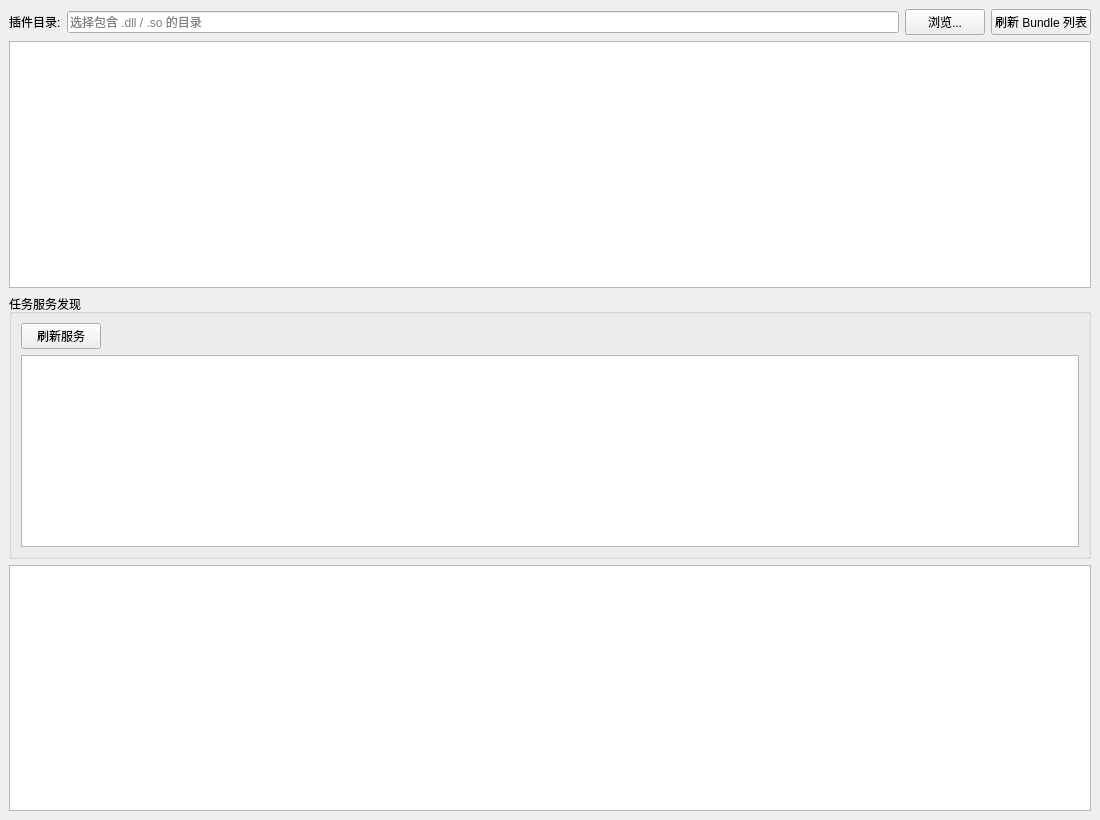
First picture: the form in host/MainWindow.ui, repository yansong1221/DEMO, before the edit.
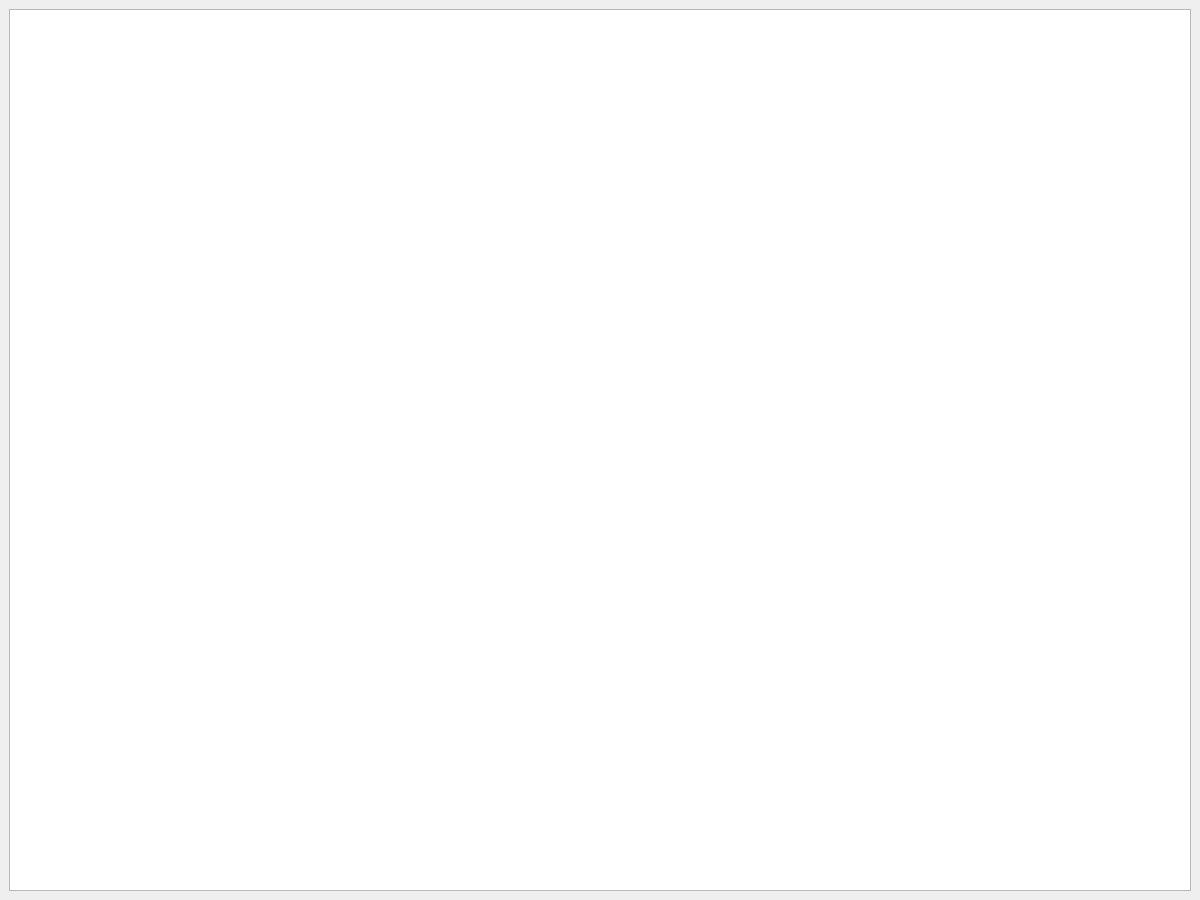
Second picture: the form after the edit.

The edit to the form file:
```diff
--- a/host/MainWindow.ui
+++ b/host/MainWindow.ui
@@ -6,8 +6,8 @@
    <rect>
     <x>0</x>
     <y>0</y>
-    <width>1100</width>
-    <height>820</height>
+    <width>1200</width>
+    <height>900</height>
    </rect>
   </property>
   <property name="windowTitle">
@@ -15,120 +15,6 @@
   </property>
   <widget class="QWidget" name="centralwidget">
    <layout class="QVBoxLayout" name="verticalLayout">
-    <item>
-     <layout class="QHBoxLayout" name="dirRowLayout">
-      <item>
-       <widget class="QLabel" name="label">
-        <property name="text">
-         <string>插件目录:</string>
-        </property>
-       </widget>
-      </item>
-      <item>
-       <widget class="QLineEdit" name="pluginDirEdit">
-        <property name="placeholderText">
-         <string>选择包含 .dll / .so 的目录</string>
-        </property>
-       </widget>
-      </item>
-      <item>
-       <widget class="QPushButton" name="browseDirBtn">
-        <property name="text">
-         <string>浏览...</string>
-        </property>
-       </widget>
-      </item>
-      <item>
-       <widget class="QPushButton" name="refreshListBtn">
-        <property name="text">
-         <string>刷新 Bundle 列表</string>
-        </property>
-       </widget>
-      </item>
-     </layout>
-    </item>
-    <item>
-     <widget class="QSplitter" name="bundleSplitter">
-      <property name="orientation">
-       <enum>Qt::Vertical</enum>
-      </property>
-      <widget class="QTableView" name="bundleView">
-       <property name="editTriggers">
-        <set>QAbstractItemView::NoEditTriggers</set>
-       </property>
-       <property name="alternatingRowColors">
-        <bool>true</bool>
-       </property>
-       <property name="selectionMode">
-        <enum>QAbstractItemView::NoSelection</enum>
-       </property>
-       <property name="selectionBehavior">
-        <enum>QAbstractItemView::SelectRows</enum>
-       </property>
-       <attribute name="verticalHeaderVisible">
-        <bool>false</bool>
-       </attribute>
-       <attribute name="verticalHeaderDefaultSectionSize">
-        <number>30</number>
-       </attribute>
-      </widget>
-     </widget>
-    </item>
-    <item>
-     <widget class="QGroupBox" name="serviceGroup">
-      <property name="title">
-       <string>任务服务发现</string>
-      </property>
-      <layout class="QVBoxLayout" name="serviceLayout">
-       <item>
-        <layout class="QHBoxLayout" name="serviceToolbarLayout">
-         <item>
-          <widget class="QPushButton" name="refreshServicesBtn">
-           <property name="text">
-            <string>刷新服务</string>
-           </property>
-          </widget>
-         </item>
-         <item>
-          <spacer name="horizontalSpacer">
-           <property name="orientation">
-            <enum>Qt::Horizontal</enum>
-           </property>
-           <property name="sizeHint" stdset="0">
-            <size>
-             <width>0</width>
-             <height>0</height>
-            </size>
-           </property>
-          </spacer>
-         </item>
-        </layout>
-       </item>
-       <item>
-        <widget class="QTableView" name="taskServiceView">
-         <property name="editTriggers">
-          <set>QAbstractItemView::NoEditTriggers</set>
-         </property>
-         <property name="alternatingRowColors">
-          <bool>true</bool>
-         </property>
-         <property name="selectionMode">
-          <enum>QAbstractItemView::SingleSelection</enum>
-         </property>
-         <property name="selectionBehavior">
-          <enum>QAbstractItemView::SelectRows</enum>
-         </property>
-         <attribute name="horizontalHeaderStretchLastSection">
-          <bool>true</bool>
-         </attribute>
-         <attribute name="verticalHeaderVisible">
-          <bool>false</bool>
-         </attribute>
-        </widget>
-       </item>
-      </layout>
-     </widget>
-    </item>
     <item>
      <widget class="QTextEdit" name="logEdit">
       <property name="readOnly">
```
